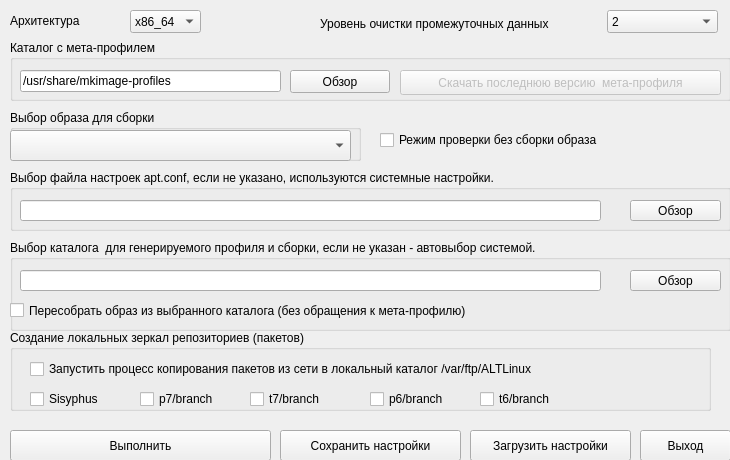
Above: mp-gui/mainwindow.ui from 150balbes/mp-gui before the change. Below: the same form after it.
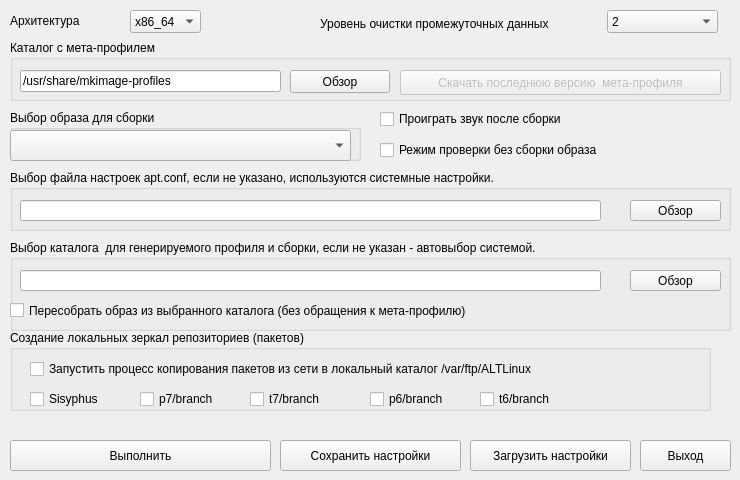
That is the form after the change.

What changed in the file:
```diff
--- a/mp-gui/mainwindow.ui
+++ b/mp-gui/mainwindow.ui
@@ -6,8 +6,8 @@
    <rect>
     <x>0</x>
     <y>0</y>
-    <width>730</width>
-    <height>460</height>
+    <width>740</width>
+    <height>480</height>
    </rect>
   </property>
   <property name="windowTitle">
@@ -18,7 +18,7 @@
     <property name="geometry">
      <rect>
       <x>640</x>
-      <y>430</y>
+      <y>440</y>
       <width>91</width>
       <height>31</height>
      </rect>
@@ -31,7 +31,7 @@
     <property name="geometry">
      <rect>
       <x>10</x>
-      <y>430</y>
+      <y>440</y>
       <width>261</width>
       <height>31</height>
      </rect>
@@ -252,7 +252,7 @@
     <property name="geometry">
      <rect>
       <x>380</x>
-      <y>130</y>
+      <y>140</y>
       <width>311</width>
       <height>20</height>
      </rect>
@@ -265,7 +265,7 @@
     <property name="geometry">
      <rect>
       <x>280</x>
-      <y>430</y>
+      <y>440</y>
       <width>181</width>
       <height>31</height>
      </rect>
@@ -278,7 +278,7 @@
     <property name="geometry">
      <rect>
       <x>470</x>
-      <y>430</y>
+      <y>440</y>
       <width>161</width>
       <height>31</height>
      </rect>
@@ -421,6 +421,19 @@
      <string>Уровень очистки промежуточных данных</string>
     </property>
    </widget>
+   <widget class="QCheckBox" name="checkBox_BELL_ICEX">
+    <property name="geometry">
+     <rect>
+      <x>380</x>
+      <y>110</y>
+      <width>341</width>
+      <height>18</height>
+     </rect>
+    </property>
+    <property name="text">
+     <string>Проиграть звук после сборки</string>
+    </property>
+   </widget>
   </widget>
  </widget>
  <layoutdefault spacing="6" margin="11"/>
```
